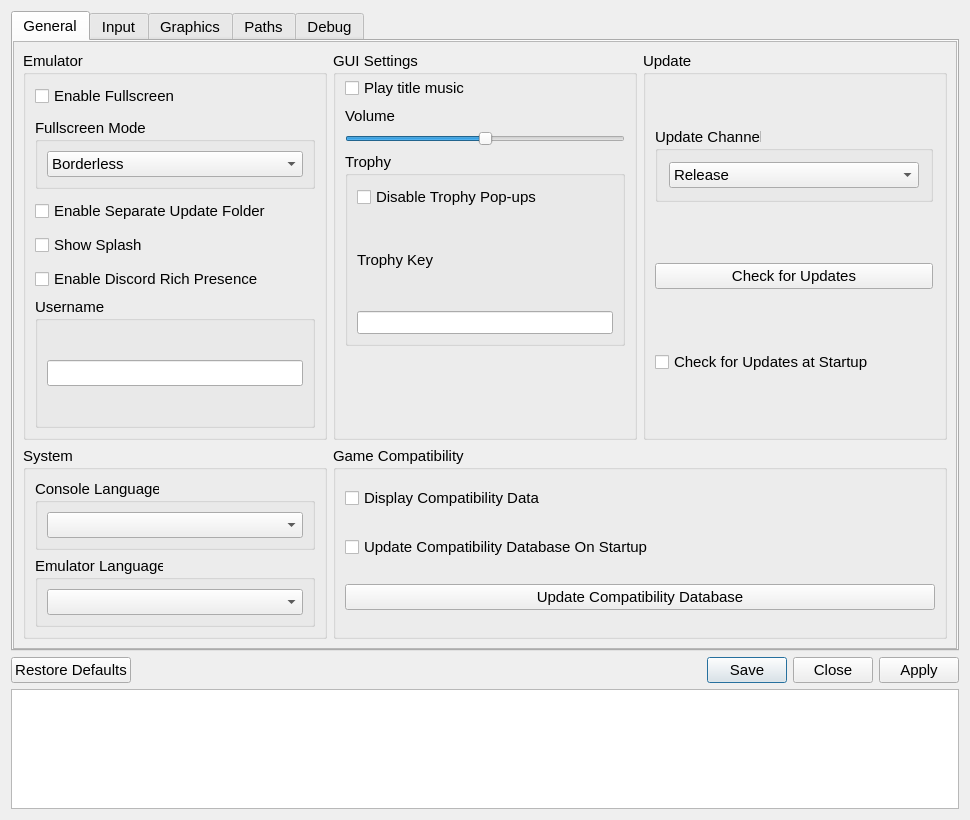
The window that src/qt_gui/settings_dialog.ui (shadps4-emu/shadPS4) describes before a commit, drawn with Qt 5.
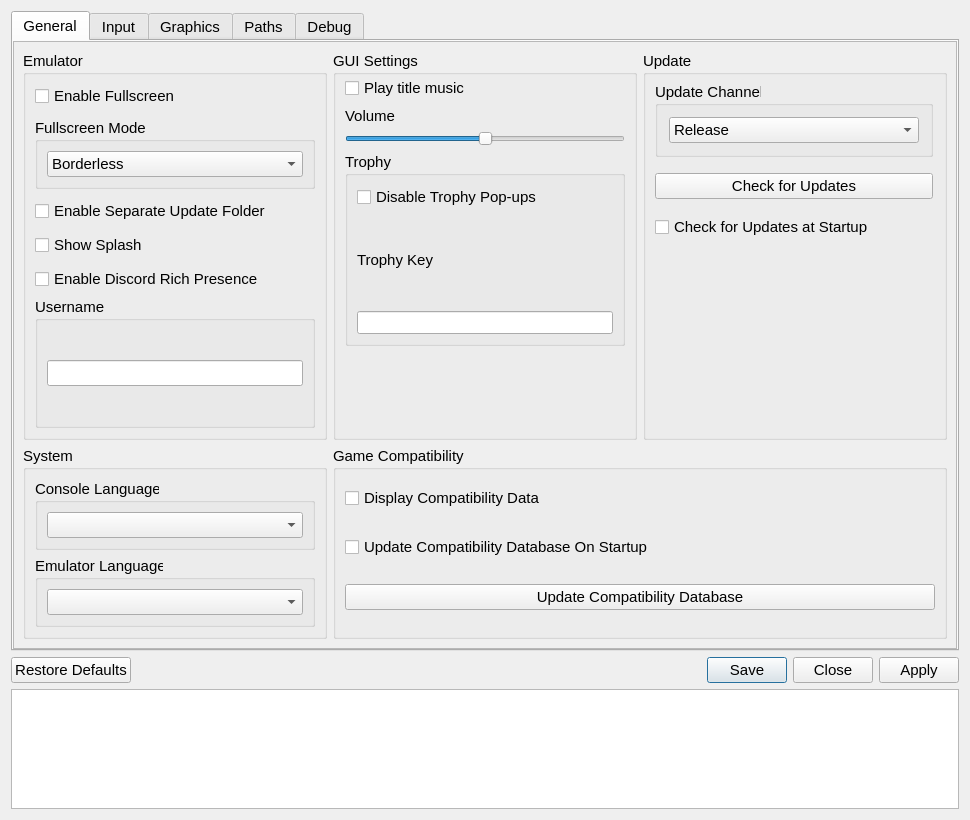
The same window after the commit. Icons and pictures are not drawn.

Commit message: Change bottomMargin in UpdateLayout from 11 to 190

Patch:
```diff
--- a/src/qt_gui/settings_dialog.ui
+++ b/src/qt_gui/settings_dialog.ui
@@ -67,8 +67,8 @@
         <rect>
          <x>0</x>
          <y>0</y>
-         <width>946</width>
-         <height>605</height>
+         <width>932</width>
+         <height>611</height>
         </rect>
        </property>
        <layout class="QVBoxLayout" name="generalTabVLayout" stretch="0">
@@ -434,7 +434,7 @@
                 <number>11</number>
                </property>
                <property name="bottomMargin">
-                <number>11</number>
+                <number>190</number>
                </property>
                <item>
                 <widget class="QGroupBox" name="updaterComboBox">
```
Left out of the diff: 10 changed lines with no effect on the pictures.
